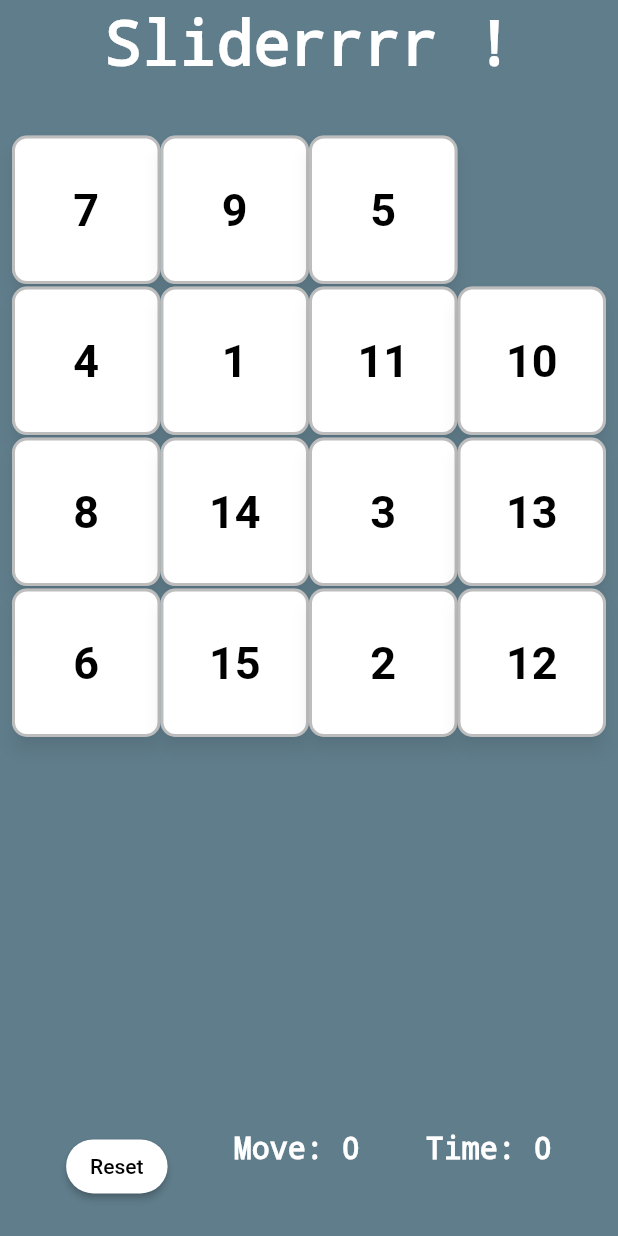
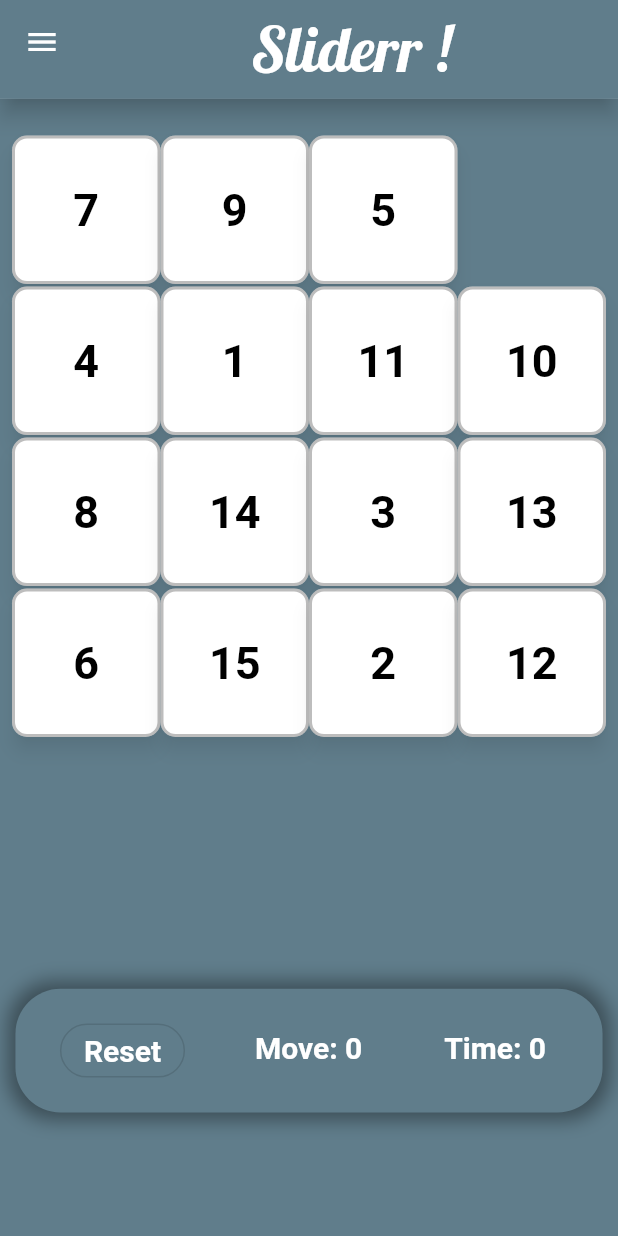
Before and after one commit to awes0m/glutter-fames, a Flutter app: the screen it shows after launch, on a phone screen of 412 x 824 dp. Run offline on Flutter 3.47's test engine with Material 2 defaults, Android fonts, the phone set to English and light mode, and no system bars; our stand-ins replace google_fonts.

Commit message:
mild decorations on slider game

```diff
--- a/sliding_puzzle/lib/board.dart
+++ b/sliding_puzzle/lib/board.dart
@@ -1,6 +1,7 @@
 import 'dart:async';
 
 import 'package:flutter/material.dart';
+import 'package:sliding_puzzle/widgets/drawer.dart';
 import 'package:sliding_puzzle/widgets/mytitle.dart';
 
 import 'widgets/grid.dart';
@@ -18,8 +19,12 @@ class _BoardState extends State<Board> {
   int move = 0;
   int secondsPassed = 0;
 
+  ///Timer for the game
   Timer? timer;
+
+  ///Whether the game is running or not
   bool isActive = false;
+
   @override
   void initState() {
     numbers.shuffle();
@@ -30,17 +35,27 @@ class _BoardState extends State<Board> {
   Widget build(BuildContext context) {
     final size = MediaQuery.of(context).size;
 
-    timer ??= Timer.periodic(const Duration(seconds: 1), (timer) {
+    timer ??= Timer.periodic(const Duration(seconds: 1), (Timer t) {
       startTime();
     });
     return SafeArea(
-        child: Container(
+        child: Scaffold(
+      appBar: MyTitle(size: size),
+      drawer: drawer(context),
+      body: Container(
         height: size.height,
         color: Colors.blueGrey,
         child: Column(
+          // mainAxisSize: MainAxisSize.min,
           children: <Widget>[
-          MyTitle(size: size),
-          Grid(numbers: numbers, size: size, clickGrid: () => clickGrid),
+            SizedBox(
+              height: size.height * 0.02,
+            ),
+            Grid(
+              numbers: numbers,
+              size: size,
+              clickGrid: (index) => clickGrid(index),
+            ),
             Menu(
               reset: reset,
               move: move,
@@ -48,6 +63,7 @@ class _BoardState extends State<Board> {
               size: size,
             ),
           ],
+        ),
       ),
     ));
   }
@@ -61,7 +77,7 @@ class _BoardState extends State<Board> {
         (index - 4 >= 0 && numbers[index - 4] == 0) ||
         (index + 4 < 16 && numbers[index + 4] == 0)) {
       setState(() {
-        move+=1;
+        move += 1;
         numbers[numbers.indexOf(0)] = numbers[index];
         numbers[index] = 0;
       });
@@ -81,14 +97,14 @@ class _BoardState extends State<Board> {
   void startTime() {
     if (isActive) {
       setState(() {
-        secondsPassed+=1;
+        secondsPassed = secondsPassed + 1;
       });
     }
   }
 
   bool isSorted(List list) {
     int prev = list.first;
-    for (var i = 1; i < list.length - 1; i+=1) {
+    for (var i = 1; i < list.length - 1; i += 1) {
       int next = list[i];
       if (prev > next) return false;
       prev = next;
@@ -123,12 +139,12 @@ class _BoardState extends State<Board> {
                           onPressed: () {
                             Navigator.pop(context);
                           },
+                          style: ElevatedButton.styleFrom(
+                            primary: Colors.blue,
+                          ),
                           child: const Text(
                             "Close",
                             style: TextStyle(color: Colors.white),
-                          ),
-                          style: ElevatedButton.styleFrom(
-                            primary: Colors.blue,
                           ),
                         ),
                       )
--- a/sliding_puzzle/lib/main.dart
+++ b/sliding_puzzle/lib/main.dart
@@ -15,7 +15,7 @@ class MyApp extends StatelessWidget {
       debugShowCheckedModeBanner: false,
       title: 'Sliderrrrrr',
       theme: ThemeData(
-        primarySwatch: Colors.amber,
+        primarySwatch: Colors.blueGrey,
       ),
       home: const Board(),
     );
--- /dev/null
+++ b/sliding_puzzle/lib/widgets/drawer.dart
@@ -0,0 +1,39 @@
+import 'package:flutter/material.dart';
+import 'package:google_fonts/google_fonts.dart';
+
+Widget drawer(BuildContext context) {
+  return Drawer(
+    child: ListView(
+      padding: EdgeInsets.zero,
+      children: <Widget>[
+        DrawerHeader(
+          decoration: const BoxDecoration(
+            color: Colors.blueGrey,
+          ),
+          child: Text(
+            'Sliderrrrrr',
+            style: TextStyle(
+                fontSize: 30,
+                fontFamily: GoogleFonts.lobster().fontFamily,
+                fontWeight: FontWeight.bold,
+                color: Colors.white),
+          ),
+        ),
+        ListTile(
+          leading: const Icon(Icons.settings),
+          title: const Text('Settings'),
+          onTap: () {
+            Navigator.pop(context);
+          },
+        ),
+        ListTile(
+          leading: const Icon(Icons.info),
+          title: const Text('About'),
+          onTap: () {
+            Navigator.pop(context);
+          },
+        ),
+      ],
+    ),
+  );
+}
--- a/sliding_puzzle/lib/widgets/grid.dart
+++ b/sliding_puzzle/lib/widgets/grid.dart
@@ -18,7 +18,7 @@ class Grid extends StatelessWidget {
     var height = size.height;
 
     return SizedBox(
-        height: height * 0.80,
+        height: height * 0.70,
         child: Padding(
           padding: const EdgeInsets.all(8.0),
           child: GridView.builder(
--- a/sliding_puzzle/lib/widgets/menu.dart
+++ b/sliding_puzzle/lib/widgets/menu.dart
@@ -19,16 +19,33 @@ class Menu extends StatelessWidget {
 
   @override
   Widget build(BuildContext context) {
-    return SizedBox(
+    return Container(
       height: size.height * 0.10,
+      width: size.width * 0.95,
+      decoration: const BoxDecoration(
+        color: Colors.blueGrey,
+        borderRadius: BorderRadius.all(Radius.circular(30)),
+        boxShadow: [
+          BoxShadow(
+            color: Colors.black38,
+            blurRadius: 10,
+            spreadRadius: 5,
+          ),
+        ],
+      ),
+      child: Padding(
+        padding: const EdgeInsets.fromLTRB(20, 20, 20, 20),
         child: Row(
-          mainAxisAlignment: MainAxisAlignment.spaceEvenly,
+            mainAxisAlignment: MainAxisAlignment.spaceAround,
             crossAxisAlignment: CrossAxisAlignment.start,
             children: [
               ResetButton(reset: reset),
+              Divider(color: Colors.white, thickness: 2),
               Move(move: move),
+              Divider(color: Colors.white, thickness: 2),
               Time(secondsPassed: secondsPassed),
             ]),
+      ),
     );
   }
 }
--- a/sliding_puzzle/lib/widgets/move.dart
+++ b/sliding_puzzle/lib/widgets/move.dart
@@ -7,7 +7,7 @@ class Move extends StatelessWidget {
   @override
   Widget build(BuildContext context) {
     return Padding(
-      padding: const EdgeInsets.only(top: 12),
+      padding: const EdgeInsets.all(8.0),
       child: Text("Move: $move",
           style: const TextStyle(
               fontSize: 20,
--- a/sliding_puzzle/lib/widgets/mytitle.dart
+++ b/sliding_puzzle/lib/widgets/mytitle.dart
@@ -1,20 +1,30 @@
 import 'package:flutter/material.dart';
+import 'package:google_fonts/google_fonts.dart';
 
-class MyTitle extends StatelessWidget {
+class MyTitle extends StatelessWidget with PreferredSizeWidget {
   final Size size;
+  @override
+  Size get preferredSize => Size(size.width, size.height * 0.08);
+
   const MyTitle({Key? key, required this.size}) : super(key: key);
 
   @override
   Widget build(BuildContext context) {
-    return Container(
-      height: size.height * 0.1,
-      padding: const EdgeInsets.all(5.0),
-      child: Text("Sliderrrr !",
-          style: TextStyle(
-              fontSize: size.height * 0.05,
-              fontWeight: FontWeight.bold,
-              color: Colors.white,
-              decoration: TextDecoration.none)),
+    return AppBar(
+      elevation: 6,
+      shadowColor: Colors.blueGrey,
+      title: Container(
+        padding: const EdgeInsets.fromLTRB(10, 30, 10, 20),
+        child: Center(
+          child: Text("Sliderr !",
+              style: TextStyle(
+                  fontSize: size.height * 0.05,
+                  fontFamily: GoogleFonts.lobster().fontFamily,
+                  fontWeight: FontWeight.normal,
+                  color: Colors.white,
+                  decoration: TextDecoration.none)),
+        ),
+      ),
     );
   }
 }
--- a/sliding_puzzle/lib/widgets/resetbutton.dart
+++ b/sliding_puzzle/lib/widgets/resetbutton.dart
@@ -6,17 +6,21 @@ class ResetButton extends StatelessWidget {
 
   @override
   Widget build(BuildContext context) {
-    return Padding(
-      padding: const EdgeInsets.only(top: 12),
-      child: ElevatedButton(
+    return OutlinedButton(
       onPressed: reset,
-          style: ElevatedButton.styleFrom(
+      style: TextButton.styleFrom(
         primary: Colors.white,
+        shadowColor: Colors.black54,
         shape: RoundedRectangleBorder(
           borderRadius: BorderRadius.circular(30.0),
         ),
       ),
-          child: const Text("Reset")),
+      child: const Text("Reset",
+          style: TextStyle(
+            fontSize: 20,
+            fontWeight: FontWeight.bold,
+            color: Colors.white,
+          )),
     );
   }
 }
--- a/sliding_puzzle/lib/widgets/time.dart
+++ b/sliding_puzzle/lib/widgets/time.dart
@@ -7,13 +7,15 @@ class Time extends StatelessWidget {
   @override
   Widget build(BuildContext context) {
     return Padding(
-      padding: const EdgeInsets.only(top: 12),
-      child: Text("Time: $secondsPassed",
-          style: const TextStyle(
-              fontSize: 20,
-              fontWeight: FontWeight.bold,
-              color: Colors.white,
-              decoration: TextDecoration.none)),
+      padding: const EdgeInsets.all(8.0),
+      child: Text(
+        "Time: $secondsPassed",
+        style: const TextStyle(
+            fontSize: 20,
+            fontWeight: FontWeight.bold,
+            color: Colors.white,
+            decoration: TextDecoration.none),
+      ),
     );
   }
 }
--- a/sliding_puzzle/pubspec.yaml
+++ b/sliding_puzzle/pubspec.yaml
@@ -34,6 +34,7 @@ dependencies:
   # The following adds the Cupertino Icons font to your application.
   # Use with the CupertinoIcons class for iOS style icons.
   cupertino_icons: ^1.0.2
+  google_fonts: ^3.0.1
 
 dev_dependencies:
   flutter_test:
```
Also changed, not shown: 1 other file. Lines whose indentation alone changed are shown as unchanged.
